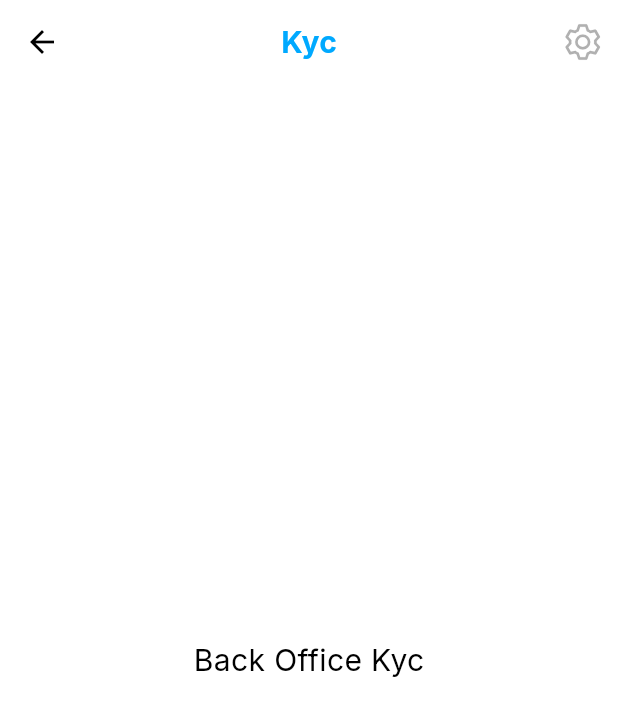
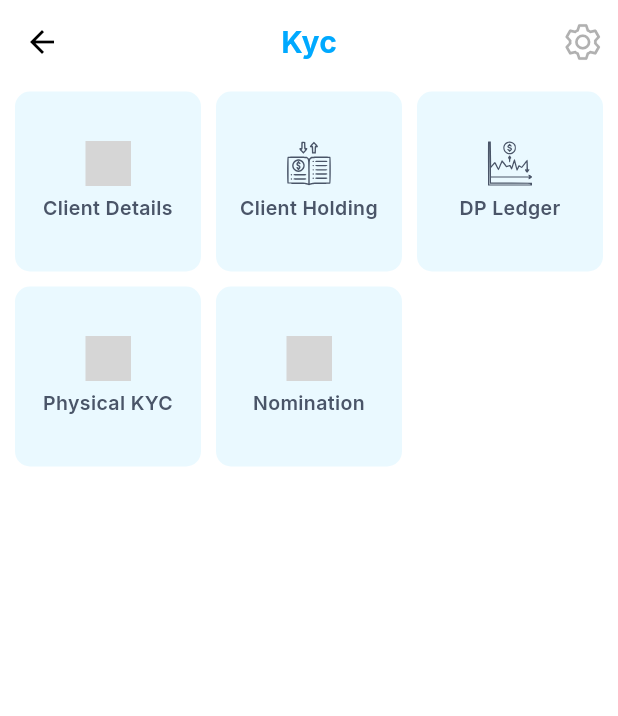
Before and after one commit to romanbhimanii/Connect-App, a Flutter app: the KycScreenBackOffice screen opened directly, on a phone screen of 412 x 824 dp. Shown: the top 716 px of the screen. Run offline on Flutter 3.47's test engine with Material 3 defaults, Android fonts, the phone set to English and light mode, and no system bars; our stand-ins replace awesome_dialog, carousel_slider, connectivity_plus, csv, device_info_plus, dropdown_button2 and 14 more; accounts and stored records are empty; network calls fail; project files that could hold a hidden picture were left out; grey boxes are pictures that could not be loaded.

Commit message:
last commit - 01/08/2024

```diff
--- a/lib/BackOffice/BackOfficeScreens/KycScreenBackOffice/KycScreenBackOffice.dart
+++ b/lib/BackOffice/BackOfficeScreens/KycScreenBackOffice/KycScreenBackOffice.dart
@@ -1,3 +1,4 @@
+import 'package:connect/BackOffice/BackOfficeScreens/KycScreenBackOffice/CDSlClientDetailsScreen/CDSLClientDetailsScreen.dart';
 import 'package:connect/ConnectApp/SettingsScreen/SettingsScreen.dart';
 import 'package:connect/ConnectApp/Utils/Constant.dart';
 import 'package:connect/ConnectApp/Utils/Utils.dart';
@@ -12,7 +13,24 @@ class KycScreenBackOffice extends StatefulWidget {
   State<KycScreenBackOffice> createState() => _KycScreenBackOfficeState();
 }
 
-class _KycScreenBackOfficeState extends State<KycScreenBackOffice> {
+class _KycScreenBackOfficeState extends State<KycScreenBackOffice> with SingleTickerProviderStateMixin{
+
+  List<String> reportName = [
+    "Client Details",
+    "Client Holding",
+    "DP Ledger",
+    "Physical KYC",
+    "Nomination"
+  ];
+
+  List<String> icons = [
+    "assets/ReportsIcon/holdingsIcon.svg",
+    "assets/ReportsIcon/ledgerIcon.svg",
+    "assets/ReportsIcon/positionIcon.svg",
+    "assets/ReportsIcon/globalSummaryIcon.svg",
+    "assets/ReportsIcon/globalDetailsIcon.svg",
+  ];
+
   @override
   Widget build(BuildContext context) {
     return Scaffold(
@@ -42,11 +60,82 @@ class _KycScreenBackOfficeState extends State<KycScreenBackOffice> {
         backgroundColor: Colors.white,
         iconTheme: const IconThemeData(color: kBlackColor),
       ),
-      body: Center(
-        child: Utils.text(
-            text: "Back Office Kyc",
-            fontSize: 20,
-            color: Colors.black
+      body: Padding(
+        padding: const EdgeInsets.symmetric(horizontal: 5.0),
+        child: GridView.builder(
+          itemCount: 5,
+          gridDelegate: const SliverGridDelegateWithFixedCrossAxisCount(
+              crossAxisCount: 3,
+            mainAxisExtent: 130
+          ),
+          physics: const BouncingScrollPhysics(),
+          itemBuilder: (context, index) {
+            return Padding(
+              padding: const EdgeInsets.all(05.0),
+              child: InkWell(
+                onTap: () {
+                  if (index == 0) {
+                    Navigator.push(context, MaterialPageRoute(
+                      builder: (context) {
+                        return const CDSLClientDetailsScreen();
+                      },
+                    ));
+                  } else if (index == 1) {
+
+                  } else if (index == 2) {
+
+                  } else if (index == 3) {
+
+                  } else if (index == 4) {
+
+                  } else if (index == 5) {
+
+                  } else if (index == 6) {
+
+                  } else if (index == 7) {
+
+                  }
+                },
+                child: Container(
+                    width: double.infinity,
+                    decoration: BoxDecoration(
+                      borderRadius: BorderRadius.circular(10),
+                      color: const Color(0xFFEAF9FF),
+                    ),
+                    child: Column(
+                      mainAxisAlignment: MainAxisAlignment.center,
+                      children: [
+                        SvgPicture.asset(
+                          icons[index],
+                          height: 30,
+                          width: 30,
+                          color: const Color(0xFF4A5568),
+                        ),
+                        const SizedBox(
+                          height: 05,
+                        ),
+                        Padding(
+                          padding: const EdgeInsets.symmetric(horizontal: 15.0),
+                          child: Row(
+                            mainAxisAlignment: MainAxisAlignment.center,
+                            children: [
+                              Expanded(
+                                child: Utils.text(
+                                    text: reportName[index],
+                                    color: const Color(0xFF4A5568),
+                                    fontSize: 13,
+                                    fontWeight: FontWeight.w600,
+                                    textAlign: TextAlign.center),
+                              ),
+                            ],
+                          ),
+                        ),
+                      ],
+                    ),
+                ),
+              ),
+            );
+          },
         ),
       ),
     );
```
Also changed, not shown: lib/BackOffice/BackOfficeApiService/BackOfficeApiService.dart (+47 -0 lines), lib/BackOffice/BackOfficeModels/CDSLClientDetailsDpDetailsModel/CDSLClientDetailsDpDetailsModel.dart (added, +102 -0 lines), lib/BackOffice/BackOfficeModels/CDSLClientDetailsTradingDetailsModel/CDSLClientDetailsTradingDetailsModel.dart (added, +82 -0 lines), lib/BackOffice/BackOfficeScreens/DashBoardScreenBackOffice/DashBoardScreenBackOffice.dart (+8 -6 lines), lib/BackOffice/BackOfficeScreens/KycScreenBackOffice/CDSlClientDetailsScreen/CDSLClientDetailsScreen.dart (added, +262 -0 lines).
